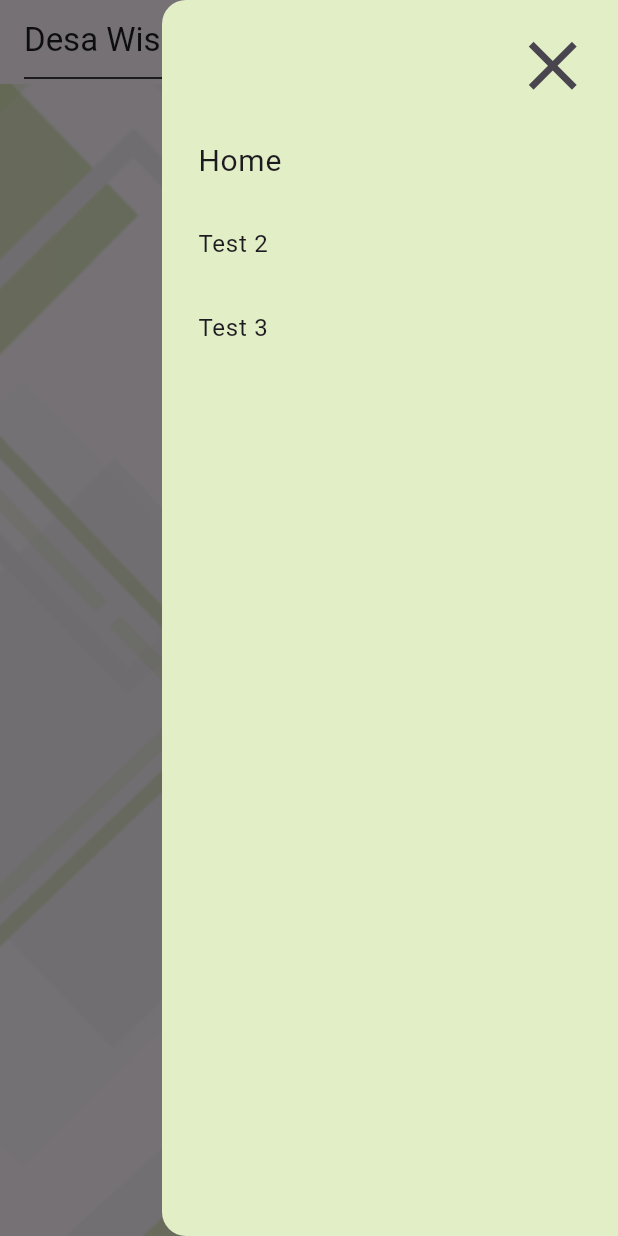
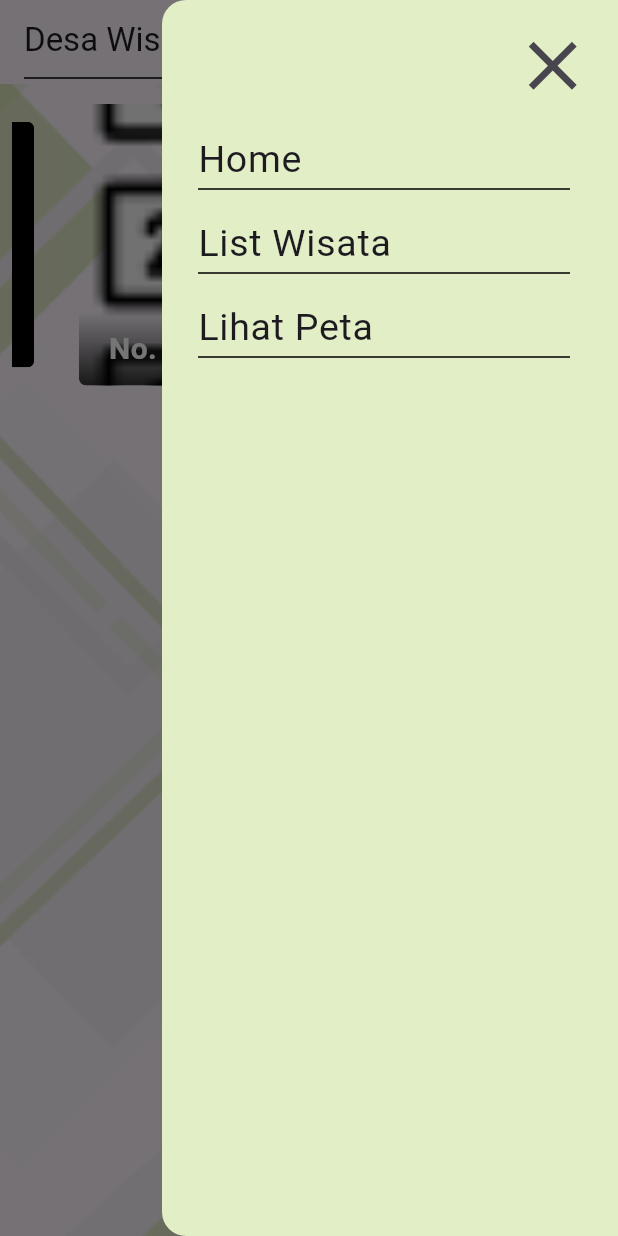
Before and after one commit to AlninoDP/wisata_desa, a Flutter app: the screen it shows after launch, with the side drawer open, on a phone screen of 412 x 824 dp. Run offline on Flutter 3.47's test engine with Material 3 defaults, Android fonts, the phone set to English and light mode, and no system bars; drawn by our look-alikes of carousel_slider.

Commit message:
add app drawer, drawer menu and WIP Carousel image

```diff
--- /dev/null
+++ b/lib/components/app_drawer.dart
@@ -0,0 +1,30 @@
+import 'package:flutter/material.dart';
+import 'package:wisata_desa/components/drawer_menu.dart';
+
+class AppDrawer extends StatelessWidget {
+  const AppDrawer({super.key});
+
+  @override
+  Widget build(BuildContext context) {
+    return Drawer(
+      backgroundColor: const Color(0xffE2EEC6),
+      child: ListView(
+        padding: const EdgeInsets.all(8),
+        children: [
+          Align(
+            alignment: Alignment.topRight,
+            child: IconButton(
+                onPressed: () => Navigator.of(context).pop(),
+                icon: const Icon(
+                  Icons.close,
+                  size: 55,
+                )),
+          ),
+          const DrawerMenu(menuText: 'Home'),
+          const DrawerMenu(menuText: 'List Wisata'),
+          const DrawerMenu(menuText: 'Lihat Peta')
+        ],
+      ),
+    );
+  }
+}
--- /dev/null
+++ b/lib/components/drawer_menu.dart
@@ -0,0 +1,29 @@
+import 'package:flutter/material.dart';
+
+class DrawerMenu extends StatelessWidget {
+  const DrawerMenu({
+    super.key,
+    required this.menuText,
+    this.onTap,
+  });
+  final Function()? onTap;
+  final String menuText;
+
+  @override
+  Widget build(BuildContext context) {
+    return ListTile(
+      title: Container(
+        decoration: const BoxDecoration(
+          border: Border(
+            bottom: BorderSide(color: Colors.black),
+          ),
+        ),
+        child: Text(
+          menuText,
+          style: const TextStyle(fontSize: 25),
+        ),
+      ),
+      onTap: onTap ?? () {},
+    );
+  }
+}
--- a/lib/main.dart
+++ b/lib/main.dart
@@ -17,7 +17,7 @@ class MyApp extends StatelessWidget {
         colorScheme: ColorScheme.fromSeed(seedColor: Colors.deepPurple),
         useMaterial3: true,
       ),
-      home: const HomePage(),
+      home: HomePage(),
     );
   }
 }
--- a/lib/views/home/home_page.dart
+++ b/lib/views/home/home_page.dart
@@ -1,49 +1,92 @@
+import 'package:carousel_slider/carousel_slider.dart';
 import 'package:flutter/material.dart';
 import 'package:wisata_desa/components/app_appbar.dart';
 import 'package:wisata_desa/components/app_background.dart';
+import 'package:wisata_desa/components/app_drawer.dart';
+
+final List<String> imageList = [
+  'assets/icons/list_icon.png',
+  'assets/icons/map_icon.png',
+  'assets/icons/placeholder_icon.png',
+];
 
 class HomePage extends StatelessWidget {
-  const HomePage({super.key});
+  HomePage({super.key});
+
+  /// TODO: put into viewmodel
+  final List<Widget> imageSliders = imageList
+      .map(
+        (item) => Container(
+          margin: const EdgeInsets.all(5.0),
+          child: ClipRRect(
+              borderRadius: const BorderRadius.all(Radius.circular(5.0)),
+              child: Stack(
+                children: <Widget>[
+                  // image
+                  Image.asset(item, fit: BoxFit.cover, width: 1000.0),
+
+                  // Text
+                  Positioned(
+                    bottom: 0.0,
+                    left: 0.0,
+                    right: 0.0,
+                    child: Container(
+                      decoration: const BoxDecoration(
+                        gradient: LinearGradient(
+                          colors: [
+                            Color.fromARGB(200, 0, 0, 0),
+                            Color.fromARGB(0, 0, 0, 0)
+                          ],
+                          begin: Alignment.bottomCenter,
+                          end: Alignment.topCenter,
+                        ),
+                      ),
+                      padding: const EdgeInsets.symmetric(
+                          vertical: 10.0, horizontal: 20.0),
+                      child: Text(
+                        'No. ${imageList.indexOf(item)} image',
+                        style: const TextStyle(
+                          color: Colors.white,
+                          fontSize: 20.0,
+                          fontWeight: FontWeight.bold,
+                        ),
+                      ),
+                    ),
+                  ),
+                ],
+              )),
+        ),
+      )
+      .toList();
 
   @override
   Widget build(BuildContext context) {
     return SafeArea(
       child: Scaffold(
         appBar: const AppAppBar(),
-        // TODO: finish end drawer
-        endDrawer: Drawer(
-          backgroundColor: Color(0xffE2EEC6),
-          child: ListView(
-            padding: const EdgeInsets.all(8),
-            children: [
-              Align(
-                alignment: Alignment.topRight,
-                child: IconButton(
-                    onPressed: () => Navigator.of(context).pop(),
-                    icon: const Icon(
-                      Icons.close,
-                      size: 55,
-                    )),
-              ),
-              ListTile(
-                title: const Text(
-                  'Home',
-                  style: TextStyle(fontSize: 20),
-                ),
-                onTap: () {},
-              ),
-              ListTile(
-                title: Text('Test 2'),
-                onTap: () {},
-              ),
-              ListTile(
-                title: Text('Test 3'),
-                onTap: () {},
-              ),
-            ],
+        endDrawer: const AppDrawer(),
+        body: AppBackground(
+            child: Padding(
+          padding: const EdgeInsets.all(8.0),
+          child: SingleChildScrollView(
+            child: Column(
+              children: [
+                CarouselSlider(
+                  items: imageSliders,
+                  options: CarouselOptions(
+                    autoPlay: true,
+                    aspectRatio: 2,
+                    enlargeCenterPage: true,
+                    viewportFraction: 0.8,
+                    enlargeStrategy: CenterPageEnlargeStrategy.scale,
+                    autoPlayAnimationDuration: const Duration(seconds: 4),
+                    autoPlayCurve: Curves.fastOutSlowIn,
+                  ),
+                )
+              ],
+            ),
           ),
-        ),
-        body: const AppBackground(child: SizedBox()),
+        )),
       ),
     );
   }
--- a/pubspec.yaml
+++ b/pubspec.yaml
@@ -18,6 +18,7 @@ dependencies:
 
 
   cupertino_icons: ^1.0.2
+  carousel_slider: ^4.2.1
 
 dev_dependencies:
   flutter_test:
```
Also changed, not shown: pubspec.lock, 1 other file.
